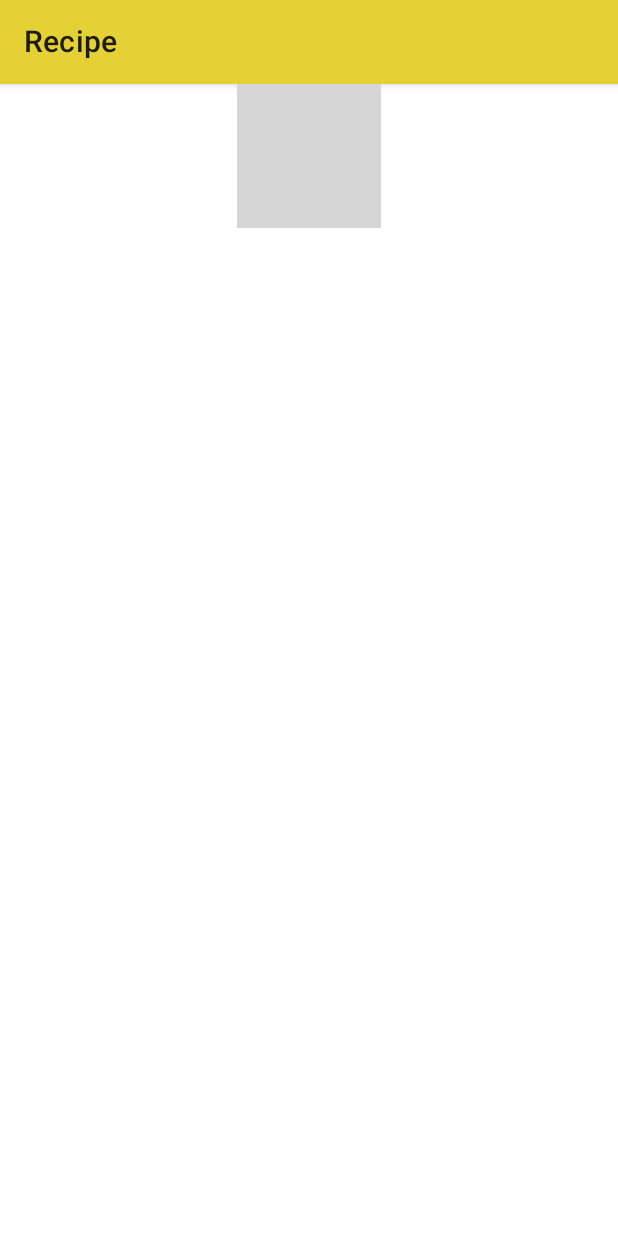
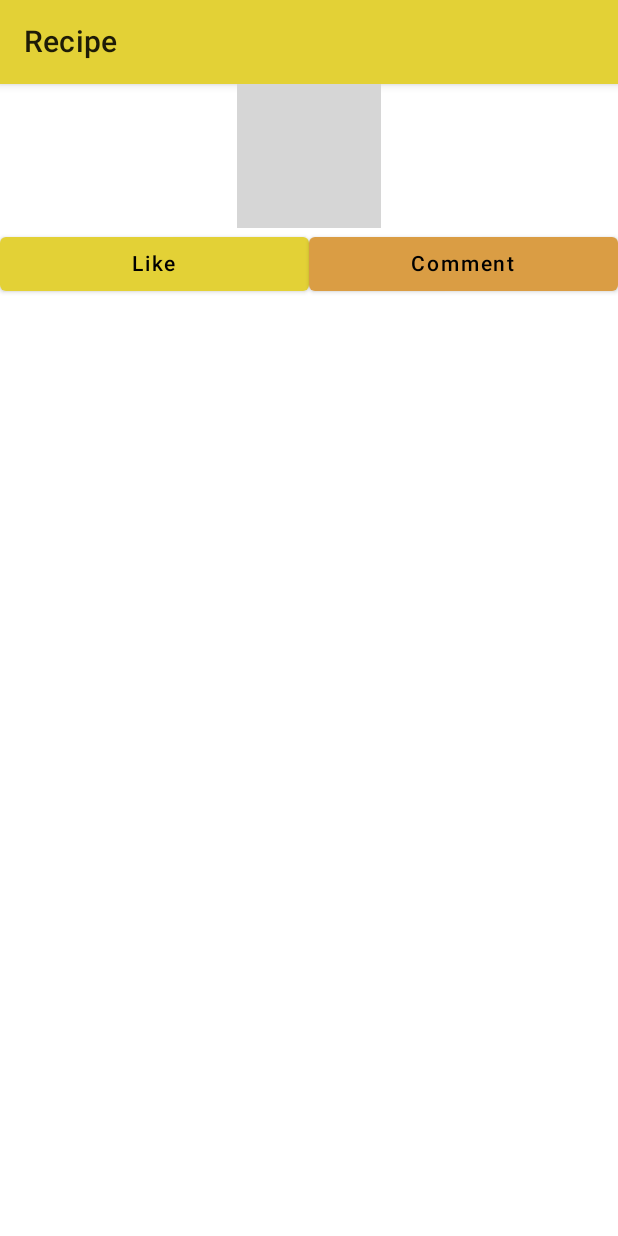
Before and after one commit to aliatillaydemir/Basic_recipe_app-design-_withCompose, an Android app built with Jetpack Compose: the screen it shows after launch (MainActivity), on a phone screen of 412 x 824 dp. Run offline under Robolectric (Android 15) with nearby library versions, the phone set to English and light mode, and no system bars; grey boxes are pictures that could not be loaded.

Commit message:
added like and comments button.

```diff
--- a/app/src/main/java/com/ayd/foodrecipe/MainActivity.kt
+++ b/app/src/main/java/com/ayd/foodrecipe/MainActivity.kt
@@ -1,15 +1,21 @@
 package com.ayd.foodrecipe
 
 import android.os.Bundle
+import android.widget.Toast
 import androidx.activity.ComponentActivity
 import androidx.activity.compose.setContent
 import androidx.compose.foundation.Image
 import androidx.compose.foundation.layout.Column
+import androidx.compose.foundation.layout.Row
 import androidx.compose.foundation.layout.fillMaxSize
+import androidx.compose.foundation.layout.fillMaxWidth
 import androidx.compose.material.*
+import androidx.compose.material.MaterialTheme.colors
+import androidx.compose.material.SnackbarDefaults.backgroundColor
 import androidx.compose.runtime.Composable
 import androidx.compose.ui.Alignment
 import androidx.compose.ui.Modifier
+import androidx.compose.ui.platform.LocalContext
 import androidx.compose.ui.res.colorResource
 import androidx.compose.ui.res.painterResource
 import androidx.compose.ui.tooling.preview.Preview
@@ -32,6 +38,8 @@ class MainActivity : ComponentActivity() {
 @Composable
 fun MainMethod() {
 
+    val context = LocalContext.current // for toastMessage
+
     Scaffold(
         topBar = {
             TopAppBar(
@@ -46,6 +54,33 @@ fun MainMethod() {
             ) {
                Image(painter = painterResource(id =R.drawable.pannacotta), contentDescription ="")
 
+                Row(modifier = Modifier.fillMaxWidth()) {
+
+                    Button(  //button1
+                      onClick = { Toast.makeText(context, "u like this!", Toast.LENGTH_SHORT).show()},
+
+                            colors = ButtonDefaults.buttonColors(
+                            backgroundColor = colorResource(id = R.color.mainColor)
+                        ),
+                      modifier = Modifier.weight(1f)
+
+                  ) {
+                      Texts(content = "Like")
+                  }
+
+                    Button(   //button2
+                        onClick = { Toast.makeText(context, "Comment!", Toast.LENGTH_SHORT).show()},
+
+                        colors = ButtonDefaults.buttonColors(
+                            backgroundColor = colorResource(id = R.color.mainColor3)
+                        ),
+                        modifier = Modifier.weight(1f)
+
+                    ) {
+                        Texts(content = "Comment")
+                    }
+
+                }
             }
         }
     )
```
